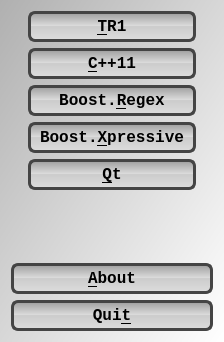
Before: the Qt Designer form Tools/ToolRegexTester/qtregextestermenudialog.ui in richelbilderbeek/ProjectRichelBilderbeek, drawn with Qt 5.
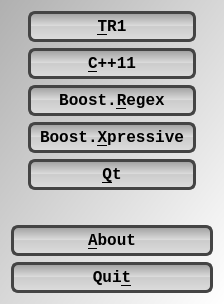
After: the same form once the commit is applied. Icons and pictures are not drawn.

Patch:
```diff
--- a/Tools/ToolRegexTester/qtregextestermenudialog.ui
+++ b/Tools/ToolRegexTester/qtregextestermenudialog.ui
@@ -7,7 +7,7 @@
     <x>0</x>
     <y>0</y>
     <width>224</width>
-    <height>342</height>
+    <height>304</height>
    </rect>
   </property>
   <property name="font">
```
Left out of the diff: 1 changed line with no effect on the pictures.
